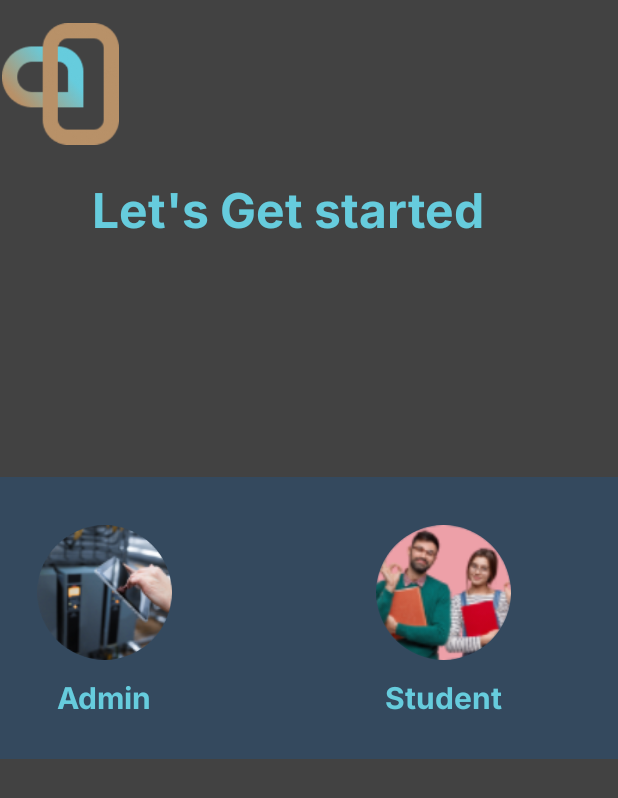
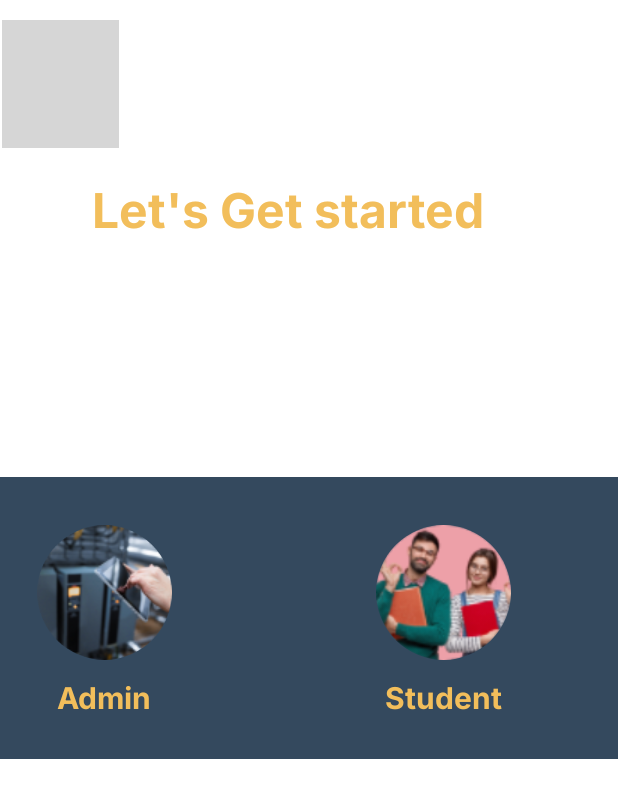
Before and after one commit to emanmohamed25/METCHATAPP, an Android app: the screen it shows after launch (HomepageActivity), on a phone screen of 412 x 824 dp. Shown: the top 798 px of the screen. Run offline under Robolectric (Android 15) with nearby library versions, the phone set to English and light mode, and no system bars; our stand-ins replace CircleImageView; grey boxes are pictures that could not be loaded.

Commit message:
new design

```diff
--- a/app/src/main/java/com/example/chatapp/Login_Screen.kt
+++ b/app/src/main/java/com/example/chatapp/Login_Screen.kt
@@ -46,7 +46,7 @@ class Login_Screen : AppCompatActivity() {
                 /*var email = "test@example.com"
                 var password = "123123"*/
                 apiService = retrofit.create(ApiService::class.java)
-                var loginRequestAdmin = LoginRequestAdmin(email, password)
+               // var loginRequestAdmin = LoginRequestAdmin(email, password)
 
 
                 if (KindUser.equals("admin")) {
@@ -83,8 +83,7 @@ class Login_Screen : AppCompatActivity() {
                     })
                 } else if (KindUser.equals("student")) {
                   //  var callStudent = apiService.loginstudent(LoginRequestStudent(email, password))
-                  var callStudent = apiService.loginstudent(LoginRequestStudent("std1", "123123"))
-
+                  var callStudent = apiService.loginstudent(LoginRequestStudent(email, password))
                     callStudent.enqueue(object : Callback<ResponseStudent> {
                         override fun onResponse(
                             call: Call<ResponseStudent>,
--- a/app/src/main/res/drawable/etcurved.xml
+++ b/app/src/main/res/drawable/etcurved.xml
@@ -1,5 +1,6 @@
 <?xml version="1.0" encoding="utf-8"?>
 <shape android:shape="rectangle" xmlns:android="http://schemas.android.com/apk/res/android">
-<corners android:radius="15dp"/>
-    <solid android:color="#34495E"/>
+<stroke android:width="2dp"
+    android:color="@color/navyy"></stroke>
+    <corners android:radius="16dp"></corners>
 </shape>
--- a/app/src/main/res/layout/activity_homepage.xml
+++ b/app/src/main/res/layout/activity_homepage.xml
@@ -4,7 +4,7 @@
     xmlns:tools="http://schemas.android.com/tools"
     android:layout_width="match_parent"
     android:layout_height="match_parent"
-    android:background="@color/cardview_dark_background"
+    android:background="@color/white"
 
     tools:context=".HomepageActivity">
 
@@ -22,7 +22,7 @@
         android:gravity="top"
         android:lineHeight="38.73dp"
         android:text="Let's Get started"
-        android:textColor="#66ccdd"
+        android:textColor="@color/gold"
         android:textFontWeight="700"
         android:textSize="32dp"
 
@@ -43,7 +43,7 @@
         android:layout_marginLeft="16dp"
         android:layout_marginTop="13dp"
         android:layout_marginEnd="317dp"
-        android:src="@drawable/home_page_log"
+        android:src="@drawable/smalllogogold"
         app:layout_constraintEnd_toEndOf="parent"
         app:layout_constraintHorizontal_bias="0.09"
         app:layout_constraintStart_toStartOf="parent"
@@ -100,7 +100,7 @@
                 android:fontFamily="@font/inter_bold"
                 android:lineHeight="24dp"
                 android:text="Admin"
-                android:textColor="@color/bluegreen"
+                android:textColor="@color/gold"
                 android:textFontWeight="500"
                 android:textSize="20dp"
                 app:layout_constraintBottom_toBottomOf="parent"
@@ -146,7 +146,7 @@
                 android:fontFamily="@font/inter_bold"
                 android:lineHeight="24dp"
                 android:text="Student"
-                android:textColor="@color/bluegreen"
+                android:textColor="@color/gold"
                 android:textFontWeight="500"
                 android:textSize="20dp"
                 app:layout_constraintBottom_toBottomOf="parent"
--- a/app/src/main/res/layout/activity_login_screen.xml
+++ b/app/src/main/res/layout/activity_login_screen.xml
@@ -4,7 +4,7 @@
     xmlns:tools="http://schemas.android.com/tools"
     android:layout_width="match_parent"
     android:layout_height="match_parent"
-    android:background="@color/background"
+    android:background="@color/white"
     tools:context=".Login_Screen">
 
 
@@ -64,7 +64,7 @@
             android:hint="Enter your id"
 
             android:paddingLeft="10dp"
-            android:textColorHint="#EEEEEE" />
+            android:textColorHint="@color/navyy" />
 
         <EditText
 
@@ -84,7 +84,7 @@
             android:hint="Enter your password"
 
             android:paddingLeft="10dp"
-            android:textColorHint="#EEEEEE" />
+            android:textColorHint="@color/navyy" />
 
     </RelativeLayout>
 
--- a/app/src/main/res/layout/activity_splash.xml
+++ b/app/src/main/res/layout/activity_splash.xml
@@ -4,7 +4,7 @@
     xmlns:tools="http://schemas.android.com/tools"
     android:layout_width="match_parent"
     android:layout_height="match_parent"
-    android:background="@color/background"
+    android:background="@color/white"
 
 
     >
@@ -22,7 +22,7 @@
         android:layout_marginEnd="158dp"
         android:layout_marginRight="122dp"
         android:layout_marginBottom="257dp"
-        android:src="@drawable/logo"
+        android:src="@drawable/logogold"
         app:layout_constraintBottom_toBottomOf="parent"
         app:layout_constraintEnd_toEndOf="parent"
         app:layout_constraintStart_toStartOf="parent"
@@ -45,7 +45,7 @@
         android:layout_marginBottom="182dp"
         android:fontFamily="@font/inter_bold"
         android:text="ChatApp"
-        android:textColor="#66CCDD"
+        android:textColor="@color/gold"
         android:textSize="32dp"
         app:layout_constraintBottom_toBottomOf="parent"
         app:layout_constraintEnd_toEndOf="parent"
--- a/app/src/main/res/values/colors.xml
+++ b/app/src/main/res/values/colors.xml
@@ -13,4 +13,6 @@
     <color name="bluegreen">#66CCDD</color>
     <color name="namecolor">#ffffff</color>
     <color name="messcolor">#D9D9D9</color>
+    <color name="gold">#F2BE5B</color>
+    <color name="navyy">#046582</color>
 </resources>
```
Also changed, not shown: app/src/main/res/drawable-v24/logogold.png (added).
